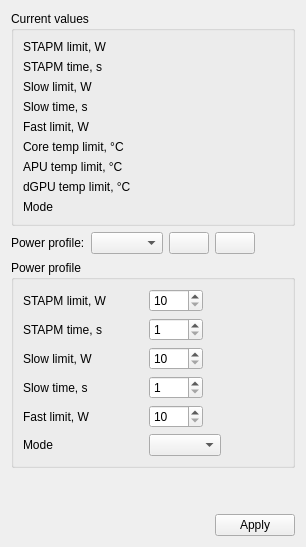
ioerrorle/G14ControlPP, file src/ui/cpuTab/CpuTab.ui: the form before one commit.
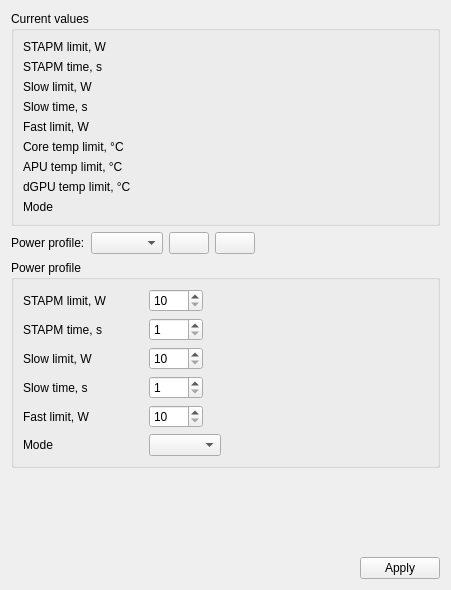
The form after the commit.

```diff
--- a/src/ui/cpuTab/CpuTab.ui
+++ b/src/ui/cpuTab/CpuTab.ui
@@ -2,6 +2,14 @@
 <ui version="4.0">
  <class>CpuTab</class>
  <widget class="QWidget" name="CpuTab">
+  <property name="geometry">
+   <rect>
+    <x>0</x>
+    <y>0</y>
+    <width>451</width>
+    <height>590</height>
+   </rect>
+  </property>
   <layout class="QVBoxLayout" stretch="0,0,0,0,0">
    <item>
     <widget class="QGroupBox" name="groupBox">
@@ -10,7 +18,7 @@
      </property>
      <layout class="QGridLayout" columnstretch="0,1">
       <item row="5" column="0">
-       <widget class="QLabel">
+       <widget class="QLabel" name="label">
         <property name="text">
          <string>Core temp limit, °C</string>
         </property>
@@ -24,7 +32,7 @@
        </widget>
       </item>
       <item row="0" column="0">
-       <widget class="QLabel">
+       <widget class="QLabel" name="label">
         <property name="minimumSize">
          <size>
           <width>120</width>
@@ -37,14 +45,14 @@
        </widget>
       </item>
       <item row="2" column="0">
-       <widget class="QLabel">
+       <widget class="QLabel" name="label">
         <property name="text">
          <string>Slow limit, W</string>
         </property>
        </widget>
       </item>
       <item row="3" column="0">
-       <widget class="QLabel">
+       <widget class="QLabel" name="label">
         <property name="text">
          <string>Slow time, s</string>
         </property>
@@ -65,14 +73,14 @@
        </widget>
       </item>
       <item row="1" column="0">
-       <widget class="QLabel">
+       <widget class="QLabel" name="label">
         <property name="text">
          <string>STAPM time, s</string>
         </property>
        </widget>
       </item>
       <item row="4" column="0">
-       <widget class="QLabel">
+       <widget class="QLabel" name="label">
         <property name="text">
          <string>Fast limit, W</string>
         </property>
@@ -86,7 +94,7 @@
        </widget>
       </item>
       <item row="6" column="0">
-       <widget class="QLabel">
+       <widget class="QLabel" name="label">
         <property name="text">
          <string>APU temp limit, °C</string>
         </property>
@@ -100,7 +108,7 @@
        </widget>
       </item>
       <item row="8" column="0">
-       <widget class="QLabel">
+       <widget class="QLabel" name="label">
         <property name="text">
          <string>Mode</string>
         </property>
@@ -114,7 +122,7 @@
        </widget>
       </item>
       <item row="7" column="0">
-       <widget class="QLabel">
+       <widget class="QLabel" name="label">
         <property name="text">
          <string>dGPU temp limit, °C</string>
         </property>
@@ -147,7 +155,7 @@
    <item>
     <layout class="QHBoxLayout" name="horizontalLayout">
      <item>
-      <widget class="QLabel">
+      <widget class="QLabel" name="label">
        <property name="text">
         <string>Power profile:</string>
        </property>
@@ -206,14 +214,14 @@
        </widget>
       </item>
       <item row="4" column="0">
-       <widget class="QLabel">
+       <widget class="QLabel" name="label">
         <property name="text">
          <string>Fast limit, W</string>
         </property>
        </widget>
       </item>
       <item row="0" column="0">
-       <widget class="QLabel">
+       <widget class="QLabel" name="label">
         <property name="minimumSize">
          <size>
           <width>120</width>
@@ -229,21 +237,21 @@
        </widget>
       </item>
       <item row="2" column="0">
-       <widget class="QLabel">
+       <widget class="QLabel" name="label">
         <property name="text">
          <string>Slow limit, W</string>
         </property>
        </widget>
       </item>
       <item row="1" column="0">
-       <widget class="QLabel">
+       <widget class="QLabel" name="label">
         <property name="text">
          <string>STAPM time, s</string>
         </property>
        </widget>
       </item>
       <item row="3" column="0">
-       <widget class="QLabel">
+       <widget class="QLabel" name="label">
         <property name="text">
          <string>Slow time, s</string>
         </property>
@@ -283,7 +291,7 @@
        </widget>
       </item>
       <item row="5" column="0">
-       <widget class="QLabel">
+       <widget class="QLabel" name="label">
         <property name="text">
          <string>Mode</string>
         </property>
```
Left out of the diff: 2 changed lines with no effect on the pictures.
